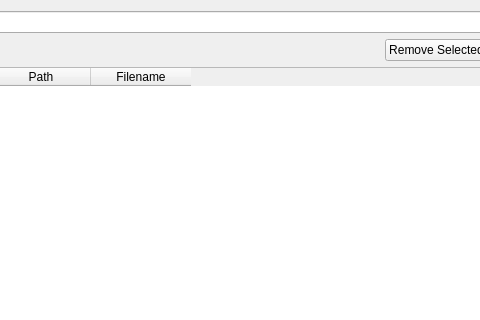
Above: photonfinder/ui/ProjectEditDialog.ui from bcolyn/PhotonFinder before the change; both pictures show x 121 to 601 and y 0 to 320 of the 800 by 600 pixel window. Below: the same form after it.
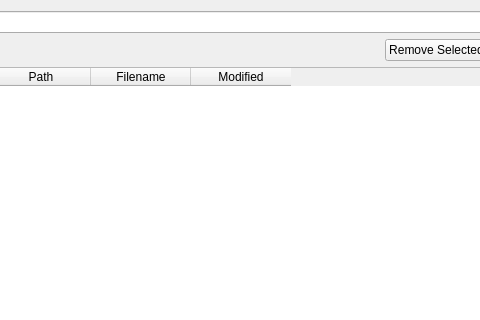
That is the form after the change.

Patch:
```diff
--- a/photonfinder/ui/ProjectEditDialog.ui
+++ b/photonfinder/ui/ProjectEditDialog.ui
@@ -102,6 +102,11 @@
        <string>Filename</string>
       </property>
      </column>
+     <column>
+      <property name="text">
+       <string>Modified</string>
+      </property>
+     </column>
     </widget>
    </item>
    <item>
```
